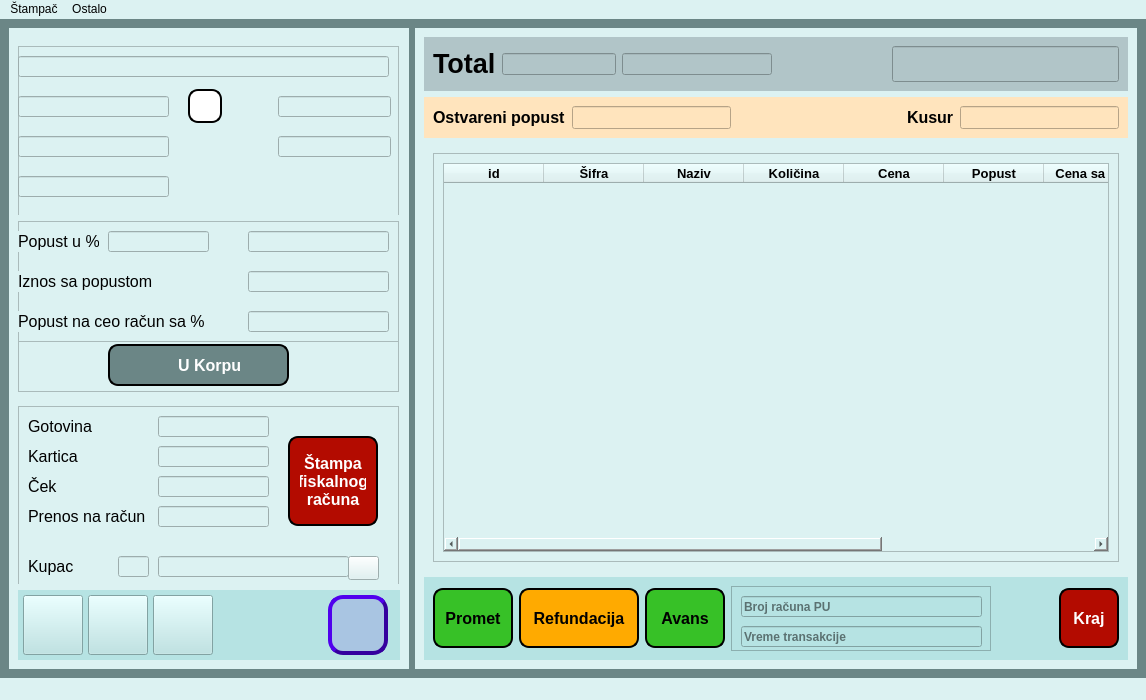
This is ui/main_window.ui in ljuba17/desktop_pos as Qt 5 draws it before an edit. The edited form follows.
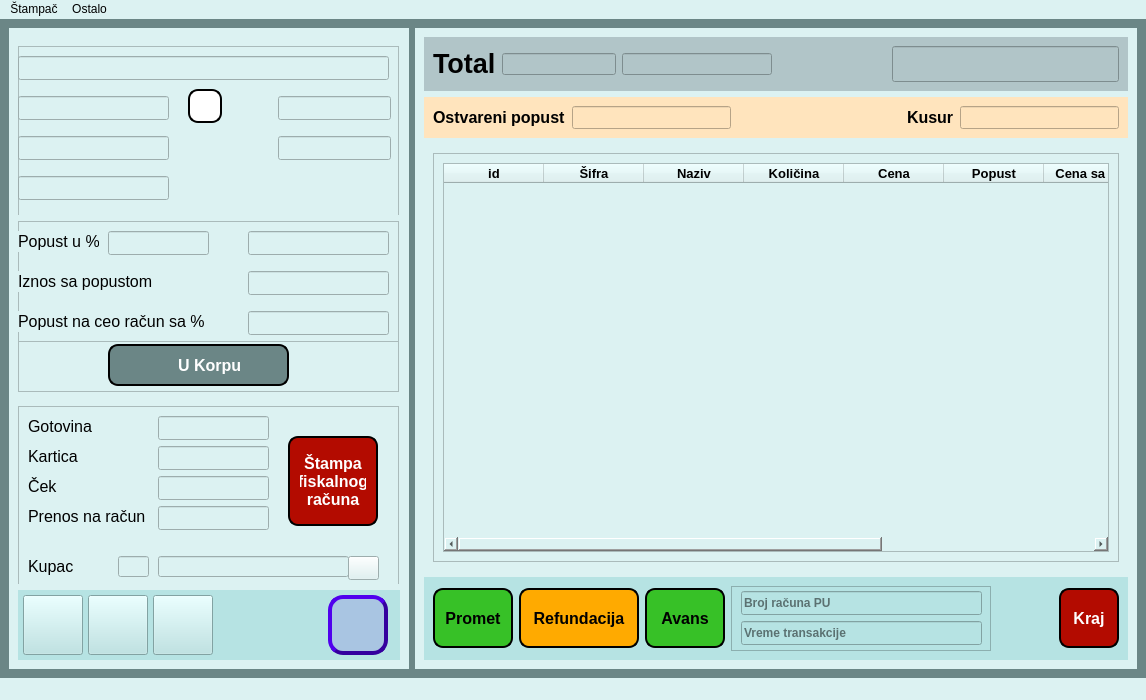
This is the edited form. Icons and pictures are not drawn.

Commit message: style: Popravka stilova za lineEdit, listu sugestija za prodaju

Patch:
```diff
--- a/ui/main_window.ui
+++ b/ui/main_window.ui
@@ -85,7 +85,7 @@
              <x>0</x>
              <y>10</y>
              <width>371</width>
-             <height>21</height>
+             <height>24</height>
             </rect>
            </property>
            <property name="font">
@@ -104,7 +104,7 @@
              <x>0</x>
              <y>50</y>
              <width>151</width>
-             <height>21</height>
+             <height>24</height>
             </rect>
            </property>
            <property name="font">
@@ -184,7 +184,7 @@
              <x>260</x>
              <y>50</y>
              <width>113</width>
-             <height>21</height>
+             <height>24</height>
             </rect>
            </property>
            <property name="sizePolicy">
@@ -208,7 +208,7 @@
              <x>0</x>
              <y>90</y>
              <width>151</width>
-             <height>21</height>
+             <height>24</height>
             </rect>
            </property>
            <property name="font">
@@ -230,7 +230,7 @@
              <x>260</x>
              <y>90</y>
              <width>113</width>
-             <height>21</height>
+             <height>24</height>
             </rect>
            </property>
            <property name="sizePolicy">
@@ -260,7 +260,7 @@
              <x>0</x>
              <y>130</y>
              <width>151</width>
-             <height>21</height>
+             <height>24</height>
             </rect>
            </property>
            <property name="sizePolicy">
@@ -335,7 +335,7 @@
              <x>90</x>
              <y>10</y>
              <width>101</width>
-             <height>21</height>
+             <height>24</height>
             </rect>
            </property>
            <property name="sizePolicy">
@@ -362,7 +362,7 @@
              <x>230</x>
              <y>10</y>
              <width>141</width>
-             <height>21</height>
+             <height>24</height>
             </rect>
            </property>
            <property name="font">
@@ -402,7 +402,7 @@
              <x>230</x>
              <y>50</y>
              <width>141</width>
-             <height>21</height>
+             <height>24</height>
             </rect>
            </property>
            <property name="sizePolicy">
@@ -426,7 +426,7 @@
              <x>230</x>
              <y>90</y>
              <width>141</width>
-             <height>21</height>
+             <height>24</height>
             </rect>
            </property>
            <property name="sizePolicy">
@@ -571,7 +571,7 @@
              <x>140</x>
              <y>10</y>
              <width>111</width>
-             <height>21</height>
+             <height>24</height>
             </rect>
            </property>
            <property name="sizePolicy">
@@ -614,7 +614,7 @@
              <x>140</x>
              <y>40</y>
              <width>111</width>
-             <height>21</height>
+             <height>24</height>
             </rect>
            </property>
            <property name="sizePolicy">
@@ -657,7 +657,7 @@
              <x>140</x>
              <y>70</y>
              <width>111</width>
-             <height>21</height>
+             <height>24</height>
             </rect>
            </property>
            <property name="sizePolicy">
@@ -700,7 +700,7 @@
              <x>140</x>
              <y>100</y>
              <width>111</width>
-             <height>21</height>
+             <height>24</height>
             </rect>
            </property>
            <property name="sizePolicy">
@@ -1858,9 +1858,9 @@
              <property name="geometry">
               <rect>
                <x>10</x>
-               <y>10</y>
+               <y>5</y>
                <width>241</width>
-               <height>21</height>
+               <height>24</height>
               </rect>
              </property>
              <property name="font">
@@ -1886,9 +1886,9 @@
              <property name="geometry">
               <rect>
                <x>10</x>
-               <y>40</y>
+               <y>35</y>
                <width>241</width>
-               <height>21</height>
+               <height>24</height>
               </rect>
              </property>
              <property name="font">
```
The commit also changes 2 other files.
